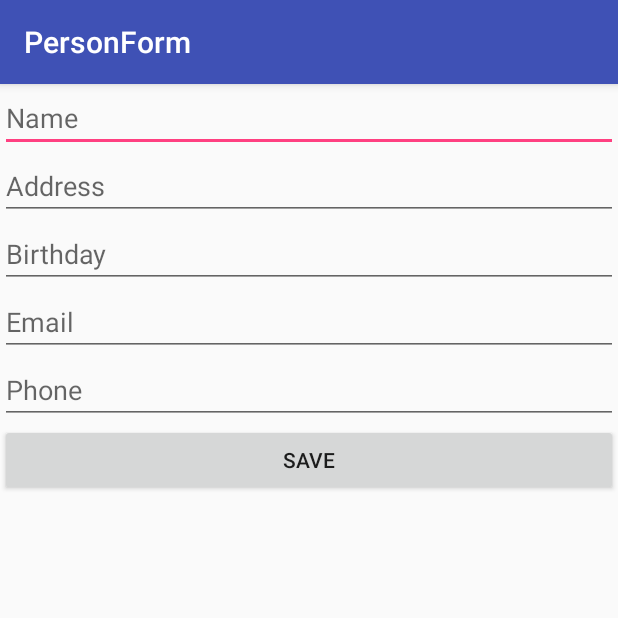
After one commit to dany171/CRUD-app, an Android app: the PersonFormView screen opened directly, with no data from a screen before it, on a phone screen of 412 x 824 dp, the top half of it. The commit adds this screen. Run offline under Robolectric (Android 15) with nearby library versions, the phone set to English and light mode, and no system bars.

Commit message:
Save done

```diff
--- a/app/build.gradle
+++ b/app/build.gradle
@@ -28,5 +28,6 @@ dependencies {
     compile 'com.android.support.constraint:constraint-layout:1.0.2'
     compile 'com.android.support:support-v4:26.+'
     compile 'com.android.support:recyclerview-v7:26.+'
+    compile 'com.android.support:design:26.+'
     testCompile 'junit:junit:4.12'
 }
--- a/app/src/main/AndroidManifest.xml
+++ b/app/src/main/AndroidManifest.xml
@@ -16,6 +16,10 @@
                 <category android:name="android.intent.category.LAUNCHER" />
             </intent-filter>
         </activity>
+        <activity
+            android:name=".form.PersonFormView"
+            android:label="@string/title_activity_person_form"
+            android:theme="@style/AppTheme.NoActionBar"></activity>
     </application>
 
 </manifest>
--- /dev/null
+++ b/app/src/main/java/com/gato/crudapp/form/IPersonFormPresenter.java
@@ -0,0 +1,11 @@
+package com.gato.crudapp.form;
+
+import com.gato.crudapp.model.Person;
+
+/**
+ * Created by gato on 10-07-17.
+ */
+
+public interface IPersonFormPresenter {
+    public void save(Person person);
+}
--- /dev/null
+++ b/app/src/main/java/com/gato/crudapp/form/IPersonFormView.java
@@ -0,0 +1,9 @@
+package com.gato.crudapp.form;
+
+/**
+ * Created by gato on 10-07-17.
+ */
+
+public interface IPersonFormView {
+    public void close();
+}
--- /dev/null
+++ b/app/src/main/java/com/gato/crudapp/form/PersonFormPresenter.java
@@ -0,0 +1,28 @@
+package com.gato.crudapp.form;
+
+import android.provider.ContactsContract;
+
+import com.gato.crudapp.model.Person;
+import com.gato.crudapp.service.DataService;
+import com.gato.crudapp.service.SimpleDataService;
+
+/**
+ * Created by gato on 10-07-17.
+ */
+
+public class PersonFormPresenter implements IPersonFormPresenter {
+
+    IPersonFormView view;
+    DataService dataService;
+
+    public PersonFormPresenter(IPersonFormView view){
+        this.view = view;
+        dataService = new SimpleDataService();
+    }
+
+    @Override
+    public void save(Person person) {
+        dataService.save(person);
+        view.close();
+    }
+}
--- /dev/null
+++ b/app/src/main/java/com/gato/crudapp/form/PersonFormView.java
@@ -0,0 +1,58 @@
+package com.gato.crudapp.form;
+
+import android.os.Bundle;
+import android.support.v7.app.AppCompatActivity;
+import android.support.v7.widget.Toolbar;
+import android.view.View;
+import android.widget.Button;
+import android.widget.EditText;
+
+import com.gato.crudapp.R;
+import com.gato.crudapp.model.Person;
+
+public class PersonFormView extends AppCompatActivity implements IPersonFormView{
+
+    EditText name;
+    EditText address;
+    EditText birthday;
+    EditText email;
+    EditText phone;
+    Button save;
+    IPersonFormPresenter presenter;
+
+    @Override
+    protected void onCreate(Bundle savedInstanceState) {
+        super.onCreate(savedInstanceState);
+        setContentView(R.layout.activity_person_form);
+        Toolbar toolbar = (Toolbar) findViewById(R.id.toolbar);
+        setSupportActionBar(toolbar);
+
+        presenter = new PersonFormPresenter(this);
+
+        name = (EditText) this.findViewById(R.id.editTextName);
+        address = (EditText) this.findViewById(R.id.editTextAddress);
+        birthday = (EditText) this.findViewById(R.id.editTextBirthday);
+        email = (EditText) this.findViewById(R.id.editTextEmail);
+        phone = (EditText) this.findViewById(R.id.editTextPhone);
+        save = (Button) this.findViewById(R.id.save);
+        save.setOnClickListener(new View.OnClickListener() {
+            @Override
+            public void onClick(View view) {
+
+                String sname = name.getText().toString();
+                String saddress = address.getText().toString();
+                String sbirthday = birthday.getText().toString();
+                String semail = email.getText().toString();
+                String sphone = phone.getText().toString();
+
+                Person newPerson = new Person(sname,saddress,sbirthday,semail,Long.parseLong(sphone));
+                presenter.save(newPerson);
+            }
+        });
+    }
+
+    @Override
+    public void close() {
+        this.finish();
+    }
+}
--- a/app/src/main/java/com/gato/crudapp/model/Person.java
+++ b/app/src/main/java/com/gato/crudapp/model/Person.java
@@ -76,4 +76,8 @@ public class Person implements Serializable{
     public void setPhoneNumber(long phoneNumber) {
         this.phoneNumber = phoneNumber;
     }
+
+    public String toString(){
+        return getName();
+    }
 }
--- /dev/null
+++ b/app/src/main/res/layout/activity_person_form.xml
@@ -0,0 +1,25 @@
+<?xml version="1.0" encoding="utf-8"?>
+<android.support.design.widget.CoordinatorLayout xmlns:android="http://schemas.android.com/apk/res/android"
+    xmlns:app="http://schemas.android.com/apk/res-auto"
+    xmlns:tools="http://schemas.android.com/tools"
+    android:layout_width="match_parent"
+    android:layout_height="match_parent"
+    tools:context="com.gato.crudapp.form.PersonFormView">
+
+    <android.support.design.widget.AppBarLayout
+        android:layout_width="match_parent"
+        android:layout_height="wrap_content"
+        android:theme="@style/AppTheme.AppBarOverlay">
+
+        <android.support.v7.widget.Toolbar
+            android:id="@+id/toolbar"
+            android:layout_width="match_parent"
+            android:layout_height="?attr/actionBarSize"
+            android:background="?attr/colorPrimary"
+            app:popupTheme="@style/AppTheme.PopupOverlay" />
+
+    </android.support.design.widget.AppBarLayout>
+
+    <include layout="@layout/content_person_form" />
+
+</android.support.design.widget.CoordinatorLayout>
--- /dev/null
+++ b/app/src/main/res/layout/content_person_form.xml
@@ -0,0 +1,62 @@
+<?xml version="1.0" encoding="utf-8"?>
+<LinearLayout xmlns:android="http://schemas.android.com/apk/res/android"
+    xmlns:app="http://schemas.android.com/apk/res-auto"
+    xmlns:tools="http://schemas.android.com/tools"
+    android:layout_width="match_parent"
+    android:layout_height="match_parent"
+    app:layout_behavior="@string/appbar_scrolling_view_behavior"
+    tools:context="com.gato.crudapp.form.PersonFormView"
+    tools:showIn="@layout/activity_person_form"
+    android:orientation="vertical">
+
+    <EditText
+        android:id="@+id/editTextName"
+        android:layout_width="match_parent"
+        android:layout_height="wrap_content"
+        android:ems="10"
+        android:inputType="textPersonName"
+        android:hint="Name"
+        />
+
+    <EditText
+        android:id="@+id/editTextAddress"
+        android:layout_width="match_parent"
+        android:layout_height="wrap_content"
+        android:ems="10"
+        android:inputType="textPersonName"
+        android:hint="Address"
+        />
+
+    <EditText
+        android:id="@+id/editTextBirthday"
+        android:layout_width="match_parent"
+        android:layout_height="wrap_content"
+        android:ems="10"
+        android:inputType="textPersonName"
+        android:hint="Birthday"
+        />
+
+    <EditText
+        android:id="@+id/editTextEmail"
+        android:layout_width="match_parent"
+        android:layout_height="wrap_content"
+        android:ems="10"
+        android:inputType="textPersonName"
+        android:hint="Email"
+        />
+
+    <EditText
+        android:id="@+id/editTextPhone"
+        android:layout_width="match_parent"
+        android:layout_height="wrap_content"
+        android:ems="10"
+        android:inputType="textPersonName"
+        android:hint="Phone"
+        />
+
+    <Button
+        android:id="@+id/save"
+        android:layout_width="match_parent"
+        android:layout_height="wrap_content"
+        android:text="Save" />
+</LinearLayout>
--- /dev/null
+++ b/app/src/main/res/menu/menu.xml
@@ -0,0 +1,6 @@
+<?xml version="1.0" encoding="utf-8"?>
+<menu xmlns:android="http://schemas.android.com/apk/res/android">
+    <item android:id="@+id/new_person"
+        android:title="@string/new_person" >
+    </item>
+</menu>
--- a/app/src/main/res/values/dimens.xml
+++ b/app/src/main/res/values/dimens.xml
@@ -1,4 +1,5 @@
 <?xml version="1.0" encoding="utf-8"?>
 <resources>
     <dimen name="text_margin">16dp</dimen>
+    <dimen name="fab_margin">16dp</dimen>
 </resources>
--- a/app/src/main/res/values/strings.xml
+++ b/app/src/main/res/values/strings.xml
@@ -2,4 +2,7 @@
     <string name="app_name">CRUDApp</string>
     <string name="menu_remove">Remove</string>
     <string name="content_open_popup">Open Popup Menu</string>
+    <string name="new_person">New Person</string>
+    <string name="edit">Edit</string>
+    <string name="title_activity_person_form">PersonForm</string>
 </resources>
--- a/app/src/main/res/values/styles.xml
+++ b/app/src/main/res/values/styles.xml
@@ -8,4 +8,13 @@
         <item name="colorAccent">@color/colorAccent</item>
     </style>
 
+    <style name="AppTheme.NoActionBar">
+        <item name="windowActionBar">false</item>
+        <item name="windowNoTitle">true</item>
+    </style>
+
+    <style name="AppTheme.AppBarOverlay" parent="ThemeOverlay.AppCompat.Dark.ActionBar" />
+
+    <style name="AppTheme.PopupOverlay" parent="ThemeOverlay.AppCompat.Light" />
+
 </resources>
```
Also changed, not shown: app/src/main/java/com/gato/crudapp/MainActivity.java (+16 -7 lines), app/src/main/java/com/gato/crudapp/list/CRUDListPresenter.java (+7 -5 lines), app/src/main/java/com/gato/crudapp/list/PopupListFragment.java (+26 -8 lines), app/src/main/java/com/gato/crudapp/service/SimpleDataService.java (renamed from app/src/main/java/com/gato/crudapp/service/InternalStorageDataService.java, +3 -4 lines), app/src/main/res/layout/activity_main.xml (+10 -3 lines), 2 other files.
